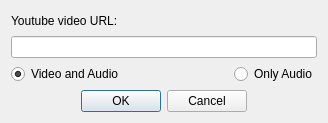
Before: the Qt Designer form dialognewdownload.ui in doublejim/QYoutubeDownloader, drawn with Qt 5.
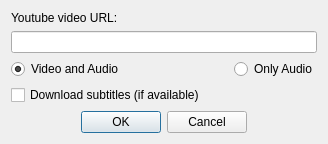
After: the same form once the commit is applied.

Commit message: Now you can choose to download subtitles.

The edit to the form file:
```diff
--- a/dialognewdownload.ui
+++ b/dialognewdownload.ui
@@ -48,6 +48,13 @@
      </item>
     </layout>
    </item>
+   <item>
+    <widget class="QCheckBox" name="checkDownloadSubs">
+     <property name="text">
+      <string>Download subtitles (if available)</string>
+     </property>
+    </widget>
+   </item>
    <item>
     <widget class="QDialogButtonBox" name="btnboxOkCancel">
      <property name="orientation">
```
The commit also changes 6 other files.
